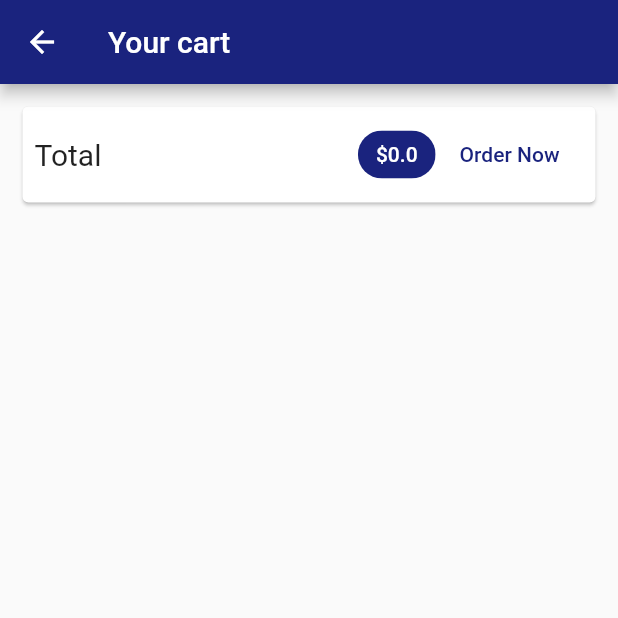
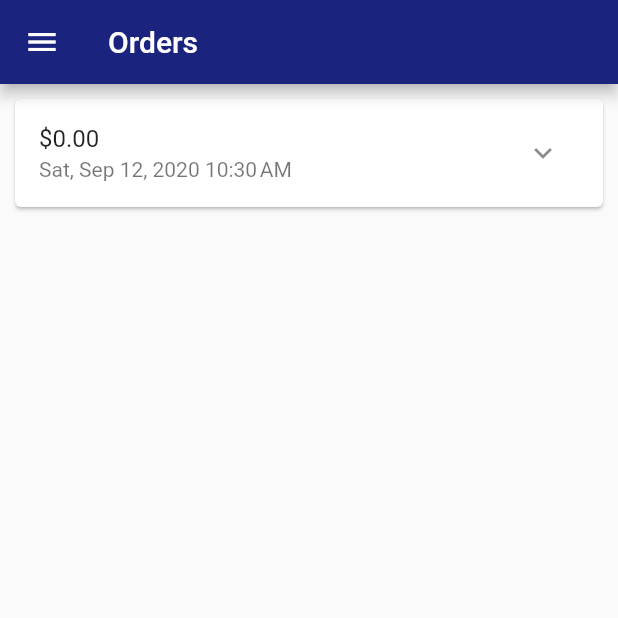
Before and after one commit to kalpeshhpatel/simple_shop_app, a Flutter app: the CartScreen screen opened by its route, after a tap on "Order Now", on a phone screen of 412 x 824 dp, the top half of it. Run offline on Flutter 3.47's test engine with Material 2 defaults, Android fonts, the phone set to English and light mode, and no system bars; network calls fail.

Commit message:
Added orders screen

```diff
--- a/lib/main.dart
+++ b/lib/main.dart
@@ -3,8 +3,10 @@ import 'package:provider/provider.dart';
 import './screens/product_detail.dart';
 import './screens/products_overview.dart';
 import './screens/cart_screen.dart';
+import './screens/orders_screen.dart';
 import './providers/products.dart';
 import './providers/cart.dart';
+import './providers/orders.dart';
 
 void main() {
   runApp(MyApp());
@@ -21,6 +23,9 @@ class MyApp extends StatelessWidget {
         ),
         ChangeNotifierProvider(
           create: (context) => Cart(),
+        ),
+        ChangeNotifierProvider(
+          create: (context) => Orders(),
         ),
       ],
       child: MaterialApp(
@@ -46,6 +51,7 @@ class MyApp extends StatelessWidget {
         routes: {
           ProductDetail.routeName: (ctx) => ProductDetail(),
           CartScreen.routeName: (ctx) => CartScreen(),
+          OrdersScreen.routeName: (ctx) => OrdersScreen()
         },
       ),
     );
--- a/lib/providers/cart.dart
+++ b/lib/providers/cart.dart
@@ -64,4 +64,9 @@ class Cart with ChangeNotifier {
     _items.remove(productId);
     notifyListeners();
   }
+
+  void clearCart() {
+    _items = {};
+    notifyListeners();
+  }
 }
--- /dev/null
+++ b/lib/providers/orders.dart
@@ -0,0 +1,37 @@
+import 'package:flutter/foundation.dart';
+import '../providers/cart.dart';
+
+class OrderItem {
+  final String id;
+  final double amount;
+  final List<CartItem> products;
+  final DateTime dateTime;
+
+  OrderItem({
+    @required this.id,
+    @required this.amount,
+    @required this.products,
+    @required this.dateTime,
+  });
+}
+
+class Orders with ChangeNotifier {
+  List<OrderItem> _orders = [];
+
+  List<OrderItem> get orders {
+    return [..._orders];
+  }
+
+  void addOrder(List<CartItem> cartItems, double total) {
+    _orders.insert(
+      0,
+      OrderItem(
+        id: DateTime.now().toString(),
+        amount: total,
+        products: cartItems,
+        dateTime: DateTime.now(),
+      ),
+    );
+    notifyListeners();
+  }
+}
--- a/lib/screens/cart_screen.dart
+++ b/lib/screens/cart_screen.dart
@@ -1,7 +1,9 @@
 import 'package:flutter/material.dart';
 import 'package:provider/provider.dart';
+import '../providers/orders.dart';
 import '../providers/cart.dart';
 import '../widget/cart_item_view.dart';
+import './orders_screen.dart';
 
 class CartScreen extends StatelessWidget {
   static final routeName = '/cart';
@@ -9,6 +11,7 @@ class CartScreen extends StatelessWidget {
   @override
   Widget build(BuildContext context) {
     final cartProvider = Provider.of<Cart>(context);
+    final orderProvider = Provider.of<Orders>(context, listen: false);
 
     return Scaffold(
       appBar: AppBar(
@@ -32,7 +35,7 @@ class CartScreen extends StatelessWidget {
                   Spacer(),
                   Chip(
                     label: Text(
-                      '\$${cartProvider.totalAmount}',
+                      '\$${cartProvider.totalAmount.toStringAsFixed(2)}',
                       style: TextStyle(
                         color: Theme.of(context).primaryTextTheme.title.color,
                       ),
@@ -42,7 +45,11 @@ class CartScreen extends StatelessWidget {
                   FlatButton(
                     child: Text('Order Now'),
                     textColor: Theme.of(context).primaryColor,
-                    onPressed: () {},
+                    onPressed: () {
+                      orderProvider.addOrder(cartProvider.items.values.toList(), cartProvider.totalAmount);
+                      cartProvider.clearCart();
+                      Navigator.of(context).popAndPushNamed(OrdersScreen.routeName);
+                    },
                   )
                 ],
               ),
--- /dev/null
+++ b/lib/screens/orders_screen.dart
@@ -0,0 +1,27 @@
+import 'package:flutter/material.dart';
+import 'package:provider/provider.dart';
+import '../widget/app_drawer.dart';
+import '../providers/orders.dart' show Orders;
+import '../widget/order_item.dart';
+
+class OrdersScreen extends StatelessWidget {
+  static final routeName = '/orders';
+
+  @override
+  Widget build(BuildContext context) {
+    final orderProvider = Provider.of<Orders>(context);
+
+    return Scaffold(
+      appBar: AppBar(
+        title: Text('Orders'),
+      ),
+      body: ListView.builder(
+        itemCount: orderProvider.orders.length,
+        itemBuilder: (ctx, index) {
+          return OrderItem(orderProvider.orders[index]);
+        },
+      ),
+      drawer: AppDrawer(),
+    );
+  }
+}
--- a/lib/screens/products_overview.dart
+++ b/lib/screens/products_overview.dart
@@ -1,11 +1,12 @@
 import 'package:flutter/material.dart';
 import 'package:provider/provider.dart';
+import '../mock/products.dart';
 import '../screens/cart_screen.dart';
 import '../providers/cart.dart';
+import '../providers/product.dart';
 import '../widget/badge.dart';
 import '../widget/products_grid.dart';
-import '../mock/products.dart';
-import '../providers/product.dart';
+import '../widget/app_drawer.dart';
 
 enum FilterOptions { Favorites, All }
 
@@ -61,6 +62,7 @@ class _ProductsOverviewState extends State<ProductsOverview> {
         ],
       ),
       body: ProductsGrid(_showOnlyFavorites),
+      drawer: AppDrawer(),
     );
   }
 }
--- /dev/null
+++ b/lib/widget/order_item.dart
@@ -0,0 +1,74 @@
+import 'dart:math';
+import 'package:flutter/material.dart';
+import 'package:intl/intl.dart';
+import '../providers/orders.dart' as ord;
+
+class OrderItem extends StatefulWidget {
+  final ord.OrderItem order;
+
+  OrderItem(this.order);
+
+  @override
+  _OrderItemState createState() => _OrderItemState();
+}
+
+class _OrderItemState extends State<OrderItem> {
+  bool _expanded = false;
+
+  @override
+  Widget build(BuildContext context) {
+    return Card(
+      margin: EdgeInsets.all(10),
+      child: Column(
+        children: [
+          ListTile(
+            title: Text('\$${widget.order.amount.toStringAsFixed(2)}'),
+            subtitle: Text(DateFormat()
+                .add_yMMMEd()
+                .add_jm()
+                .format(widget.order.dateTime)),
+            trailing: IconButton(
+              icon: Icon(_expanded ? Icons.expand_less : Icons.expand_more),
+              onPressed: () {
+                setState(() {
+                  _expanded = !_expanded;
+                });
+              },
+            ),
+          ),
+          if (_expanded)
+            Container(
+              padding: EdgeInsets.only(
+                top: 0,
+                left: 20,
+                right: 20,
+                bottom: 20,
+              ),
+              height: min(widget.order.products.length * 20.0, 100),
+              child: ListView.builder(
+                itemBuilder: (context, index) {
+                  return Row(
+                    mainAxisAlignment: MainAxisAlignment.spaceBetween,
+                    children: [
+                      Text(
+                        widget.order.products[index].title,
+                        style: TextStyle(
+                          fontSize: 18,
+                          fontWeight: FontWeight.bold,
+                        ),
+                      ),
+                      Text(
+                        '${widget.order.products[index].quantity} x \$${widget.order.products[index].price}',
+                        style: TextStyle(fontSize: 18, color: Colors.grey),
+                      )
+                    ],
+                  );
+                },
+                itemCount: widget.order.products.length,
+              ),
+            )
+        ],
+      ),
+    );
+  }
+}
--- a/pubspec.yaml
+++ b/pubspec.yaml
@@ -24,6 +24,7 @@ dependencies:
   flutter:
     sdk: flutter
   provider: ^4.3.2+2
+  intl: ^0.16.1
 
 
   # The following adds the Cupertino Icons font to your application.
```
Also changed, not shown: lib/screens/product_detail.dart (+31 -2 lines), lib/widget/app_drawer.dart (added, +34 -0 lines), pubspec.lock.
